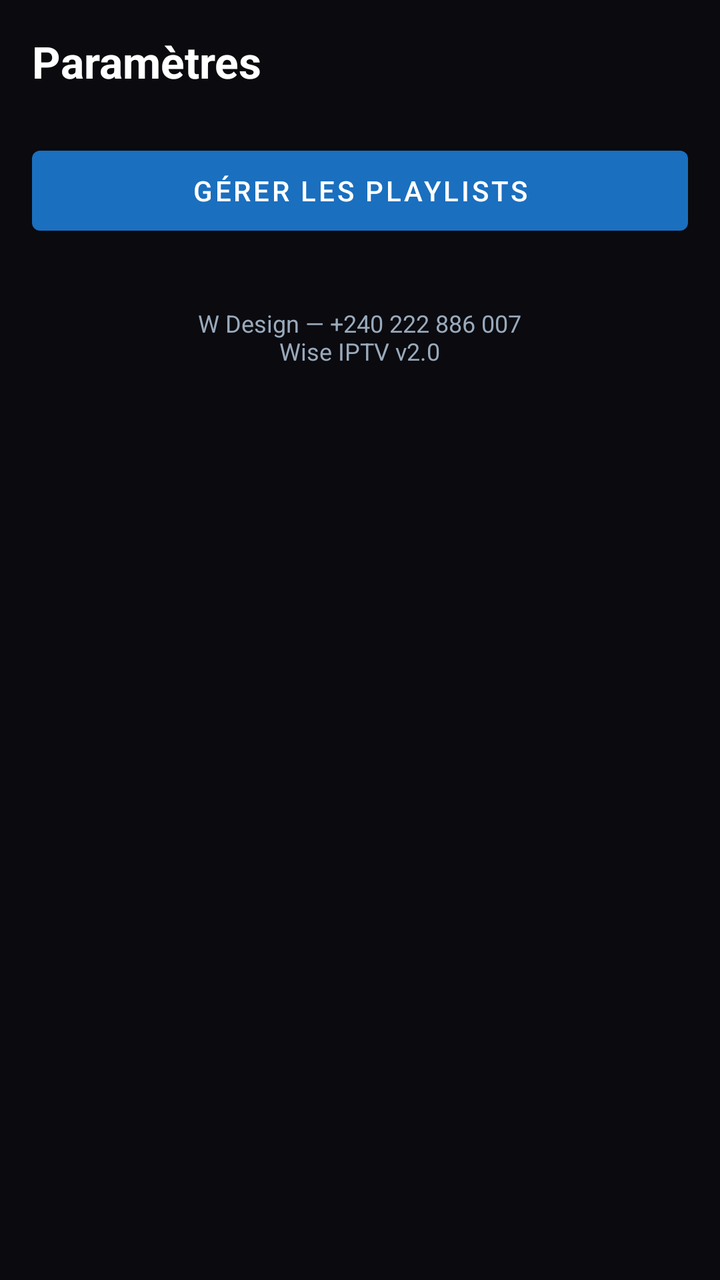
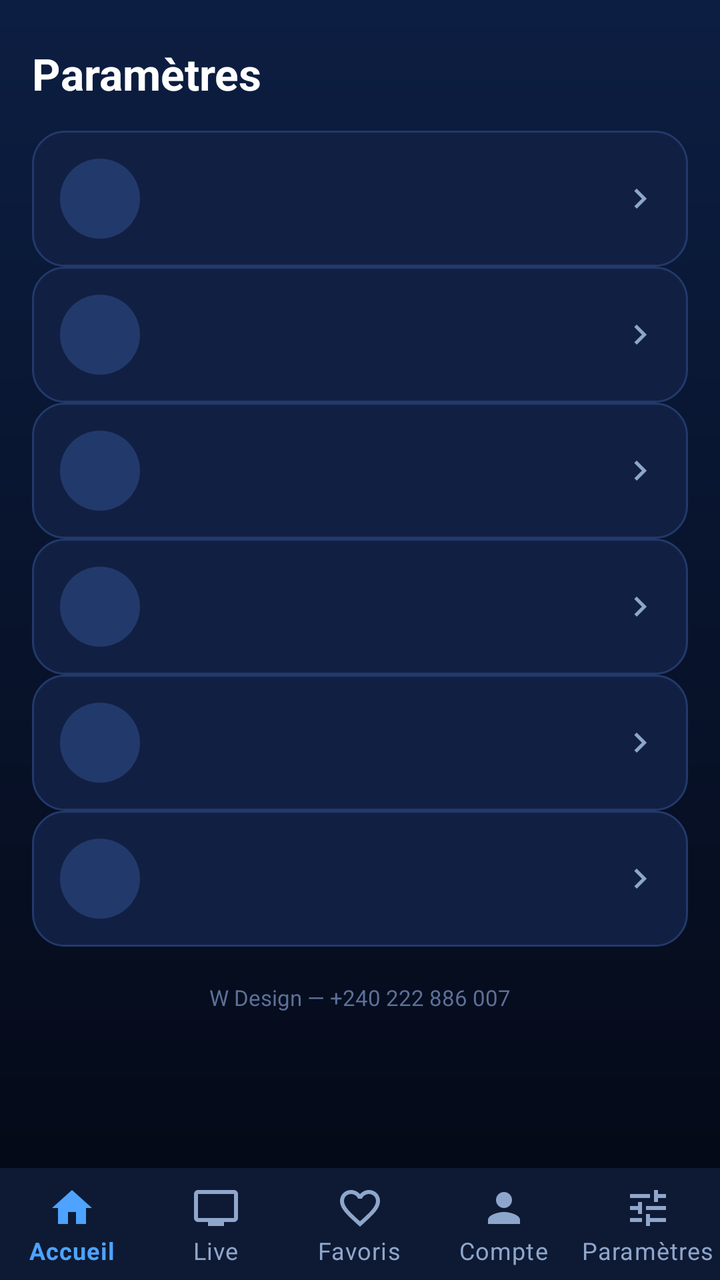

Compare the two renders of this Android layout. The source of the first and the diff that turns it into the second are given below.
<!-- AndroidManifest.xml: application theme Theme.WiseIPTV -->
<!-- res/layout/activity_settings.xml -->
<?xml version="1.0" encoding="utf-8"?>
<LinearLayout xmlns:android="http://schemas.android.com/apk/res/android"
    android:layout_width="match_parent" android:layout_height="match_parent"
    android:orientation="vertical" android:background="@color/wise_bg" android:padding="16dp">
    <TextView android:layout_width="wrap_content" android:layout_height="wrap_content"
        android:text="Paramètres" android:textColor="@color/white"
        android:textSize="22sp" android:textStyle="bold" android:layout_marginBottom="24dp"/>
    <Button android:id="@+id/btn_add_playlist"
        android:layout_width="match_parent" android:layout_height="52dp"
        android:text="Gérer les playlists"/>
    <TextView android:layout_width="wrap_content" android:layout_height="wrap_content"
            android:text="W Design — +240 222 886 007\nWise IPTV v2.0"
        android:textColor="@color/text_secondary" android:textSize="12sp"
        android:layout_marginTop="32dp" android:gravity="center"
        android:layout_gravity="center_horizontal"/>
</LinearLayout>
<!-- resources referenced by this layout -->
<resources>
  <color name="text_secondary">#99AABB</color>
  <color name="white">#FFFFFF</color>
  <color name="wise_bg">#0A0A0F</color>
  <style name="Theme.WiseIPTV" parent="Theme.MaterialComponents.DayNight.NoActionBar">
          <item name="colorPrimary">@color/wise_blue</item>
          <item name="colorSecondary">@color/wise_red</item>
          <item name="android:colorBackground">@color/wise_bg</item>
          <item name="android:textColor">@color/white</item>
          <item name="android:windowBackground">@color/wise_bg</item>
          <item name="android:statusBarColor">@color/wise_bg</item>
          <item name="android:windowLightStatusBar">false</item>
      </style>
  <color name="wise_blue">#1A6FBF</color>
  <color name="wise_red">#D42B2B</color>
</resources>

<!-- the commit's change to res/layout/activity_settings.xml (unified diff, before → after) -->
@@ -1,16 +1,70 @@
+<?xml version="1.0" encoding="utf-8"?>
+<androidx.coordinatorlayout.widget.CoordinatorLayout
+    xmlns:android="http://schemas.android.com/apk/res/android"
+    xmlns:app="http://schemas.android.com/apk/res-auto"
+    android:layout_width="match_parent" android:layout_height="match_parent"
+    android:background="@drawable/bg_app_gradient">
+
+    <ScrollView android:layout_width="match_parent" android:layout_height="match_parent"
+        android:scrollbars="none" android:clipToPadding="false" android:paddingBottom="80dp">
+        <LinearLayout android:id="@+id/set_content"
+            android:layout_width="match_parent" android:layout_height="wrap_content"
+            android:orientation="vertical" android:padding="16dp">
+            <TextView android:layout_width="match_parent" android:layout_height="wrap_content"
+                android:text="Paramètres" style="@style/Wise.Title"
+                android:layout_marginTop="6dp" android:layout_marginBottom="14dp"/>
+            <include android:id="@+id/row_account" layout="@layout/row_setting"
+                android:layout_width="match_parent" android:layout_height="wrap_content"/>
+            <include android:id="@+id/row_playlists" layout="@layout/row_setting"
+                android:layout_width="match_parent" android:layout_height="wrap_content"/>
+            <include android:id="@+id/row_grid" layout="@layout/row_setting"
+                android:layout_width="match_parent" android:layout_height="wrap_content"/>
+            <include android:id="@+id/row_refresh" layout="@layout/row_setting"
+                android:layout_width="match_parent" android:layout_height="wrap_content"/>
+            <include android:id="@+id/row_support" layout="@layout/row_setting"
+                android:layout_width="match_parent" android:layout_height="wrap_content"/>
+            <include android:id="@+id/row_about" layout="@layout/row_setting"
+                android:layout_width="match_parent" android:layout_height="wrap_content"/>
+            <TextView android:id="@+id/tv_set_footer"
+                android:layout_width="match_parent" android:layout_height="wrap_content"
+                android:gravity="center" android:layout_marginTop="18dp"
+                android:text="W Design — +240 222 886 007"
+                android:textColor="#5C7099" android:textSize="11sp"/>
+        </LinearLayout>
+    </ScrollView>
+
+    <com.google.android.material.bottomnavigation.BottomNavigationView
+        android:id="@+id/bottom_nav"
+        android:layout_width="match_parent" android:layout_height="wrap_content"
+        android:layout_gravity="bottom" android:background="@color/wise_surface"
+        android:elevation="10dp"
+        app:menu="@menu/bottom_nav_menu" app:labelVisibilityMode="labeled"
+        app:itemIconTint="@color/nav_selector" app:itemTextColor="@color/nav_selector"/>
+</androidx.coordinatorlayout.widget.CoordinatorLayout>
+<!-- res/layout/row_setting.xml (included above) -->
 <?xml version="1.0" encoding="utf-8"?>
 <LinearLayout xmlns:android="http://schemas.android.com/apk/res/android"
-    android:layout_width="match_parent" android:layout_height="match_parent"
-    android:orientation="vertical" android:background="@color/wise_bg" android:padding="16dp">
-    <TextView android:layout_width="wrap_content" android:layout_height="wrap_content"
-        android:text="Paramètres" android:textColor="@color/white"
-        android:textSize="22sp" android:textStyle="bold" android:layout_marginBottom="24dp"/>
-    <Button android:id="@+id/btn_add_playlist"
-        android:layout_width="match_parent" android:layout_height="52dp"
-        android:text="Gérer les playlists"/>
-    <TextView android:layout_width="wrap_content" android:layout_height="wrap_content"
-            android:text="W Design — +240 222 886 007\nWise IPTV v2.0"
-        android:textColor="@color/text_secondary" android:textSize="12sp"
-        android:layout_marginTop="32dp" android:gravity="center"
-        android:layout_gravity="center_horizontal"/>
+    android:layout_width="match_parent" android:layout_height="wrap_content"
+    android:orientation="horizontal" android:gravity="center_vertical"
+    android:background="@drawable/bg_card" android:padding="14dp"
+    android:layout_marginBottom="10dp"
+    android:clickable="true" android:focusable="true"
+    android:foreground="?attr/selectableItemBackground">
+    <ImageView android:id="@+id/row_icon"
+        android:layout_width="40dp" android:layout_height="40dp"
+        android:padding="10dp" android:background="@drawable/bg_icon_circle"
+        android:tint="@color/wise_blue_light" android:contentDescription="@null"/>
+    <LinearLayout android:layout_width="0dp" android:layout_height="wrap_content"
+        android:layout_weight="1" android:orientation="vertical" android:layout_marginStart="14dp">
+        <TextView android:id="@+id/row_title"
+            android:layout_width="match_parent" android:layout_height="wrap_content"
+            android:textColor="@color/white" android:textSize="15sp" android:textStyle="bold"/>
+        <TextView android:id="@+id/row_sub"
+            android:layout_width="match_parent" android:layout_height="wrap_content"
+            android:textColor="@color/text_secondary" android:textSize="12sp"
+            android:layout_marginTop="2dp"/>
+    </LinearLayout>
+    <ImageView android:layout_width="20dp" android:layout_height="20dp"
+        android:src="@drawable/ic_chevron_right" android:tint="@color/text_secondary"
+        android:contentDescription="@null"/>
 </LinearLayout>
<!-- resource entries referenced after the edit -->
@@ -1,18 +1,62 @@
 <!-- resources referenced by this layout -->
 <resources>
-  <color name="text_secondary">#99AABB</color>
+  <color name="text_secondary">#8FA6CC</color>
   <color name="white">#FFFFFF</color>
-  <color name="wise_bg">#0A0A0F</color>
-  <style name="Theme.WiseIPTV" parent="Theme.MaterialComponents.DayNight.NoActionBar">
+  <color name="wise_blue_light">#4DA3FF</color>
+  <color name="wise_surface">#0E1A33</color>
+  <!-- drawable bg_app_gradient (drawable) -->
+  <?xml version="1.0" encoding="utf-8"?>
+  <shape xmlns:android="http://schemas.android.com/apk/res/android" android:shape="rectangle">
+      <gradient android:angle="270" android:startColor="@color/wise_bg_top" android:endColor="@color/wise_bg_bottom"/>
+  </shape>
+  <!-- drawable bg_card (drawable) -->
+  <?xml version="1.0" encoding="utf-8"?>
+  <shape xmlns:android="http://schemas.android.com/apk/res/android" android:shape="rectangle">
+      <solid android:color="@color/wise_card"/>
+      <corners android:radius="16dp"/>
+      <stroke android:width="1dp" android:color="@color/wise_card_stroke"/>
+  </shape>
+  <!-- drawable bg_icon_circle (drawable) -->
+  <?xml version="1.0" encoding="utf-8"?>
+  <shape xmlns:android="http://schemas.android.com/apk/res/android" android:shape="oval">
+      <solid android:color="#22396B"/>
+  </shape>
+  <!-- drawable ic_chevron_right (drawable) -->
+  <?xml version="1.0" encoding="utf-8"?>
+  <vector xmlns:android="http://schemas.android.com/apk/res/android"
+      android:width="24dp" android:height="24dp" android:viewportWidth="24" android:viewportHeight="24">
+      <path android:fillColor="#FFFFFFFF" android:pathData="M10,6L8.59,7.41 13.17,12l-4.58,4.59L10,18l6,-6z"/>
+  </vector>
+  <style name="Wise.Title">
+          <item name="android:textColor">@color/white</item>
+          <item name="android:textSize">22sp</item>
+          <item name="android:textStyle">bold</item>
+      </style>
+  <color name="wise_bg">#060D1F</color>
+  <style name="Wise.Dialog" parent="android:Theme.Material.Dialog.Alert">
+          <item name="android:windowBackground">@drawable/bg_card</item>
+          <item name="android:colorAccent">@color/wise_blue_light</item>
+          <item name="android:textColorPrimary">@color/white</item>
+          <item name="android:textColorSecondary">@color/text_secondary</item>
+      </style>
+  <style name="Theme.WiseIPTV" parent="Theme.MaterialComponents.NoActionBar">
           <item name="colorPrimary">@color/wise_blue</item>
+          <item name="colorPrimaryVariant">@color/wise_blue_dark</item>
           <item name="colorSecondary">@color/wise_red</item>
           <item name="android:colorBackground">@color/wise_bg</item>
           <item name="android:textColor">@color/white</item>
-          <item name="android:windowBackground">@color/wise_bg</item>
-          <item name="android:statusBarColor">@color/wise_bg</item>
+          <item name="android:windowBackground">@drawable/bg_app_gradient</item>
+          <item name="android:statusBarColor">@color/wise_bg_top</item>
+          <item name="android:navigationBarColor">@color/wise_bg_bottom</item>
           <item name="android:windowLightStatusBar">false</item>
+          <item name="android:alertDialogTheme">@style/Wise.Dialog</item>
       </style>
-  <color name="wise_blue">#1A6FBF</color>
-  <color name="wise_red">#D42B2B</color>
+  <color name="wise_bg_top">#0C1E42</color>
+  <color name="wise_bg_bottom">#040814</color>
+  <color name="wise_card">#112042</color>
+  <color name="wise_card_stroke">#22396B</color>
+  <color name="wise_blue">#1F7AE0</color>
+  <color name="wise_blue_dark">#0D3D6E</color>
+  <color name="wise_red">#E5324F</color>
 </resources>
 
